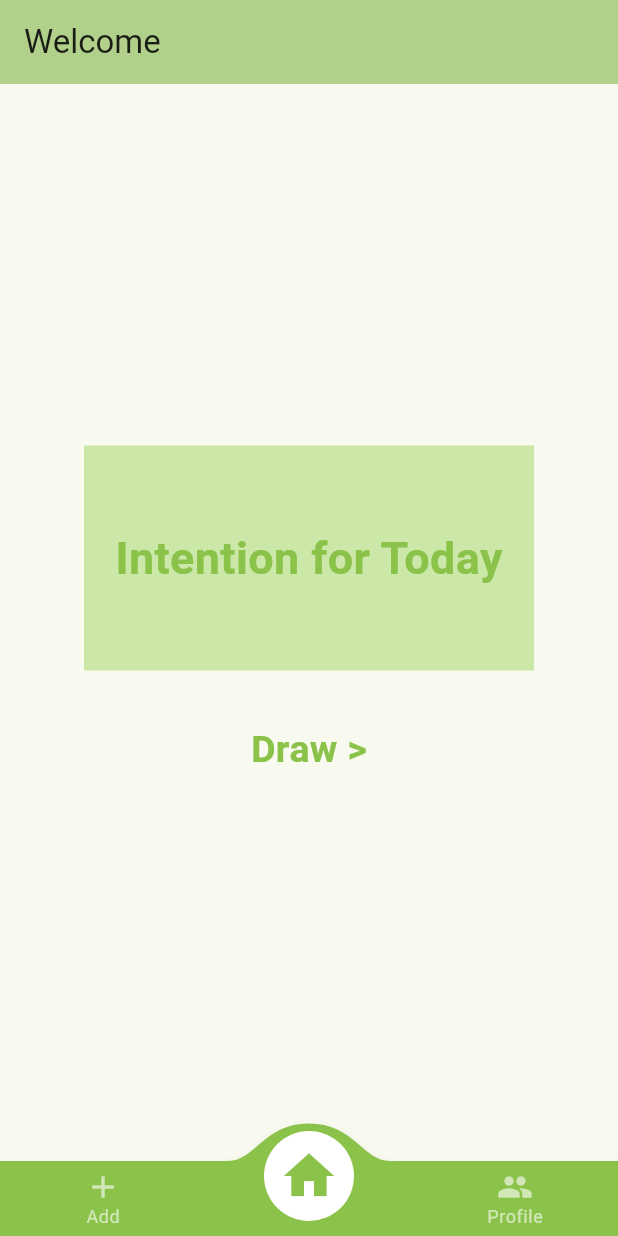
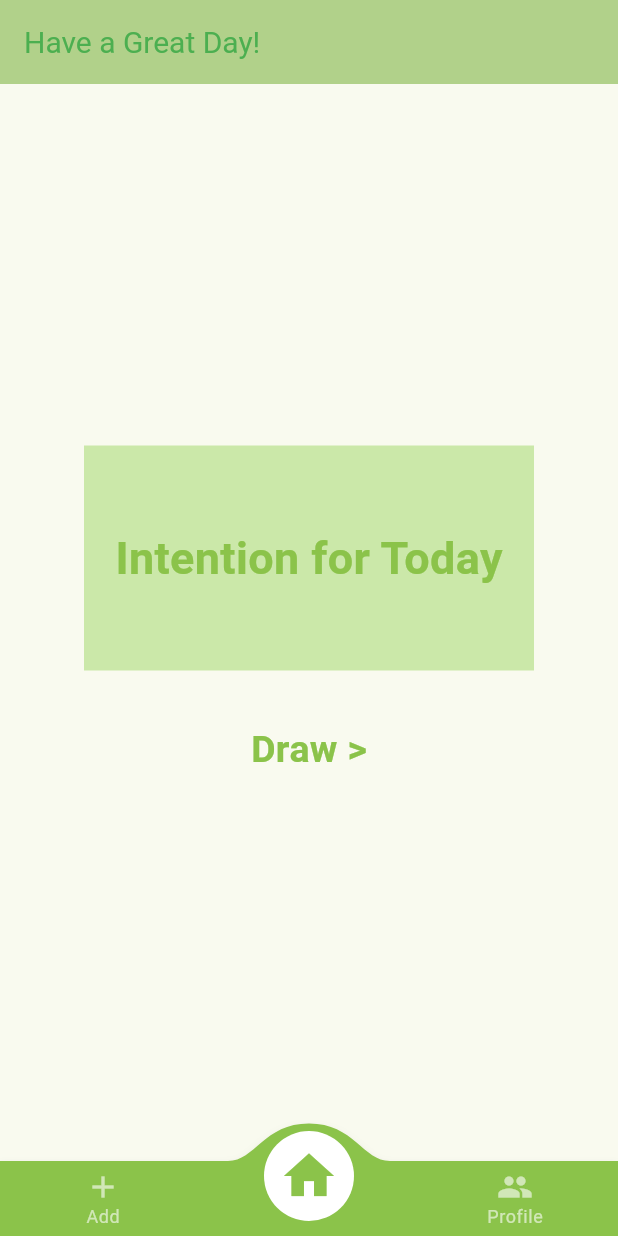
Before and after one commit to AlexPoland85/intention_for_today, a Flutter app: the screen it shows once a user with an empty profile is signed in, on a phone screen of 412 x 824 dp. Run offline on Flutter 3.47's test engine with Material 3 defaults, Android fonts, the phone set to English and light mode, and no system bars; drawn by our look-alikes of animated_text_kit, convex_bottom_bar; our stand-ins replace cloud_firestore, firebase_auth, firebase_core, flutter_bloc, freezed_annotation; missing offline and left inert: firebase_ui_auth, neopop; accounts and stored records are empty.

Commit message:
Add snackBar and improve AppBar on HomePage

```diff
--- a/lib/features/home/pages/home_page.dart
+++ b/lib/features/home/pages/home_page.dart
@@ -29,11 +29,25 @@ class _HomePageState extends State<HomePage> {
     return Scaffold(
       appBar: AppBar(
         backgroundColor: Theme.of(context).colorScheme.inversePrimary,
-        title: const Text('Welcome'),
+        title: const Text('Have a Great Day!'),
+        titleTextStyle: const TextStyle(
+          color: Colors.green,
+          fontSize: 20.0,
+        ),
       ),
       body: Builder(builder: (context) {
         if (currentIndex == 0) {
-          return const AddPage();
+          return AddPage(onSave: () {
+            setState(() {
+              currentIndex = 1;
+            });
+            ScaffoldMessenger.of(context).showSnackBar(
+              const SnackBar(
+                content: Text('Intention added'),
+                backgroundColor: Colors.grey,
+              ),
+            );
+          });
         }
         if (currentIndex == 1) {
           return const _HomePageBody();
@@ -116,7 +130,7 @@ class _HomePageBody extends StatelessWidget {
                       decoration: const NeoPopTiltedButtonDecoration(
                         color: Color(0xFFffe22d),
                         plunkColor: Color(0xffc3a13b),
-                        shadowColor: Colors.black,
+                        shadowColor: Colors.grey,
                       ),
                       child: const NeoPopShimmer(
                         shimmerColor: Colors.white,
```
Also changed, not shown: lib/features/home/cubit/home_page_state.dart (+0 -12 lines).
